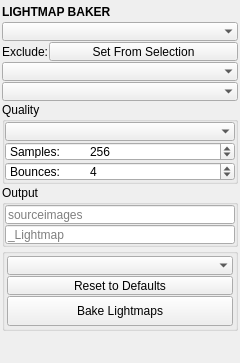
The window that blendertk/light_utils/lightmap_baker/lightmap_baker.ui (m3trik/blendertk) describes before a commit, drawn with Qt 5.
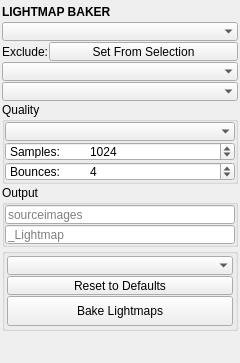
The same window after the commit. Custom widgets are drawn as their Qt base class.

Patch:
```diff
--- a/blendertk/light_utils/lightmap_baker/lightmap_baker.ui
+++ b/blendertk/light_utils/lightmap_baker/lightmap_baker.ui
@@ -316,7 +316,7 @@
             <number>4096</number>
            </property>
            <property name="value">
-            <number>256</number>
+            <number>1024</number>
            </property>
           </widget>
          </item>
```
